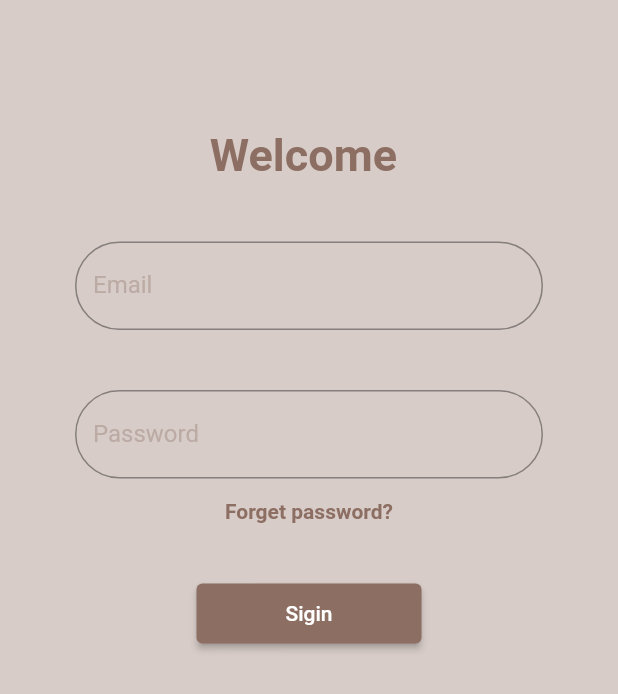
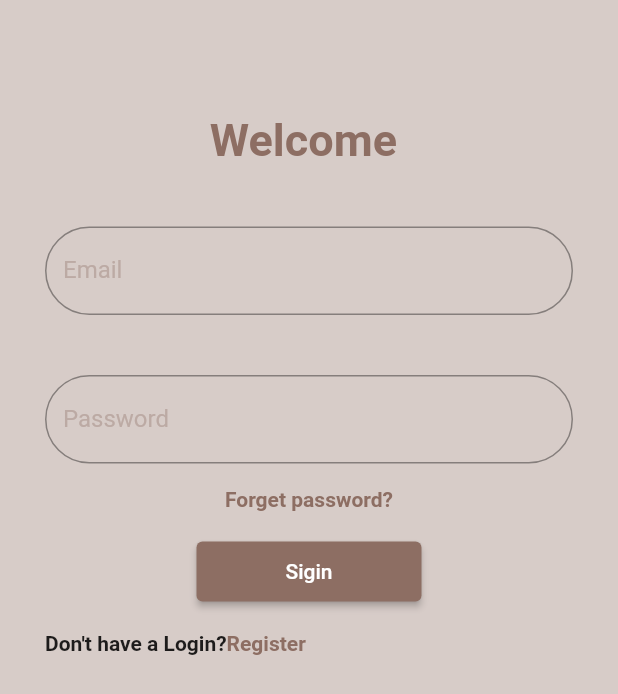
Before and after one commit to puskottampandey/SIgn-in-project, a Flutter app: the screen it shows after launch, on a phone screen of 412 x 824 dp. Shown: the top 694 px of the screen. Run offline on Flutter 3.47's test engine with Material 2 defaults, Android fonts, the phone set to English and light mode, and no system bars; our stand-ins replace firebase_auth, firebase_core; accounts and stored records are empty.

Commit message:
sigin UI created

```diff
--- a/lib/authenticate/sign_in.dart
+++ b/lib/authenticate/sign_in.dart
@@ -20,8 +20,9 @@ class _SignInState extends State<SignIn> {
         backgroundColor: Colors.brown.shade100,
         elevation: 0.0,
       ),
-      body: Container(
-        padding: const EdgeInsets.symmetric(vertical: 30, horizontal: 50),
+      body: SingleChildScrollView(
+        child: Container(
+          padding: const EdgeInsets.symmetric(vertical: 20, horizontal: 30),
           child: Form(
             child: Column(
               children: [
@@ -74,37 +75,48 @@ class _SignInState extends State<SignIn> {
                     setState(() => password = val);
                   },
                 ),
-              const Padding(padding: EdgeInsets.all(7)),
+                const Padding(
+                    padding:
+                        EdgeInsets.symmetric(vertical: 8, horizontal: 100)),
                 Text(
                   "Forget password?",
                   style: TextStyle(
-                    fontWeight: FontWeight.bold, color: Colors.brown.shade400),
+                      fontWeight: FontWeight.bold,
+                      color: Colors.brown.shade400),
                 ),
-              const Padding(padding: EdgeInsets.all(20)),
+                const Padding(padding: EdgeInsets.all(10)),
                 SizedBox(
                   width: 150,
                   height: 40,
                   child: ElevatedButton(
                     style: ButtonStyle(
-                    backgroundColor:
-                        MaterialStateProperty.all<Color>(Colors.brown.shade400),
+                      backgroundColor: MaterialStateProperty.all<Color>(
+                          Colors.brown.shade400),
                     ),
                     onPressed: () async {},
                     child: const Text("Sigin"),
                   ),
+                ),
+                const Padding(padding: EdgeInsets.all(10)),
+                Row(
+                  children: [
+                    const Text(
+                      "Don't have a Login?",
+                      style: TextStyle(fontWeight: FontWeight.bold),
+                    ),
+                    Text(
+                      "Register",
+                      style: TextStyle(
+                          fontWeight: FontWeight.bold,
+                          color: (Colors.brown.shade400)),
+                    ),
+                  ],
                 )
               ],
+            ),
           ),
         ),
       ),
     );
   }
 }
-/*style: ButtonStyle(
-  shape: MaterialStateProperty.all<RoundedRectangleBorder>(
-    RoundedRectangleBorder(
-      borderRadius: BorderRadius.circular(18.0),
-      side: BorderSide(color: Colors.red)
-    )
-  )
-)*/
```
Lines whose indentation alone changed are shown as unchanged.
